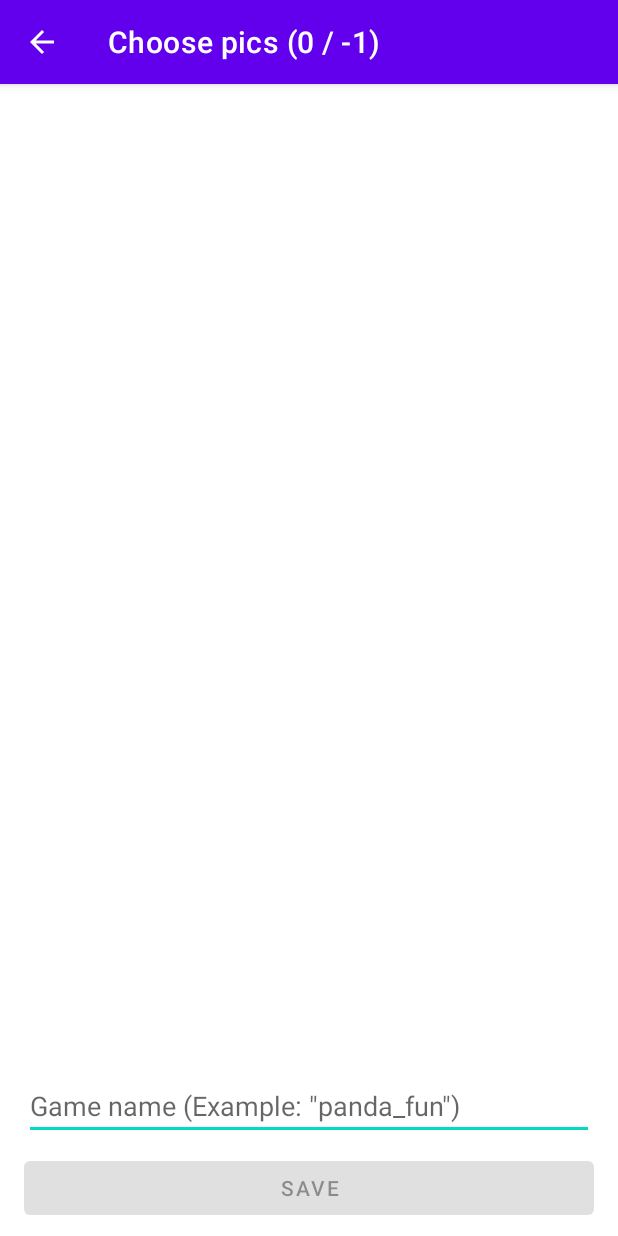
After one commit to jonathanpperry/kotlin-memory-game, an Android app: the CreateActivity screen opened directly, with no data from a screen before it, on a phone screen of 412 x 824 dp. The commit adds this screen. Run offline under Robolectric (Android 15) with nearby library versions, the phone set to English and light mode, and no system bars; 2 statements that could not run were skipped.

Commit message:
Finished part 8 (Use an intent to navigate to the CreateActivity)

```diff
--- a/app/src/main/AndroidManifest.xml
+++ b/app/src/main/AndroidManifest.xml
@@ -9,6 +9,7 @@
         android:roundIcon="@mipmap/ic_launcher_round"
         android:supportsRtl="true"
         android:theme="@style/Theme.MyMemory">
+        <activity android:name=".CreateActivity"></activity>
         <activity android:name=".MainActivity">
             <intent-filter>
                 <action android:name="android.intent.action.MAIN" />
--- /dev/null
+++ b/app/src/main/java/com/jonnyramen/mymemory/CreateActivity.kt
@@ -0,0 +1,31 @@
+package com.jonnyramen.mymemory
+
+import androidx.appcompat.app.AppCompatActivity
+import android.os.Bundle
+import android.view.MenuItem
+import com.jonnyramen.mymemory.models.BoardSize
+import com.jonnyramen.mymemory.utils.EXTRA_BOARD_SIZE
+
+class CreateActivity : AppCompatActivity() {
+
+    private lateinit var boardSize: BoardSize;
+    private var numImagesRequired = -1;
+
+    override fun onCreate(savedInstanceState: Bundle?) {
+        super.onCreate(savedInstanceState);
+        setContentView(R.layout.activity_create);
+
+        supportActionBar?.setDisplayHomeAsUpEnabled(true);
+        boardSize = intent.getSerializableExtra(EXTRA_BOARD_SIZE) as BoardSize;
+        numImagesRequired = boardSize.getNumPairs();
+        supportActionBar?.title = "Choose pics (0 / $numImagesRequired)";
+    }
+
+    override fun onOptionsItemSelected(item: MenuItem): Boolean {
+        if (item.itemId == android.R.id.home) {
+            finish();
+            return true;
+        }
+        return super.onOptionsItemSelected(item)
+    }
+}
--- a/app/src/main/java/com/jonnyramen/mymemory/utils/Constants.kt
+++ b/app/src/main/java/com/jonnyramen/mymemory/utils/Constants.kt
@@ -2,6 +2,7 @@ package com.jonnyramen.mymemory.utils
 
 import com.jonnyramen.mymemory.R
 
+const val EXTRA_BOARD_SIZE = "EXTRA_BOARD_SIZE"
 val DEFAULT_ICONS = listOf(
     R.drawable.ic_breakfast,
     R.drawable.ic_face,
--- /dev/null
+++ b/app/src/main/res/layout/activity_create.xml
@@ -0,0 +1,39 @@
+<?xml version="1.0" encoding="utf-8"?>
+<androidx.constraintlayout.widget.ConstraintLayout xmlns:android="http://schemas.android.com/apk/res/android"
+    xmlns:app="http://schemas.android.com/apk/res-auto"
+    xmlns:tools="http://schemas.android.com/tools"
+    android:layout_width="match_parent"
+    android:layout_height="match_parent"
+    tools:context=".CreateActivity">
+
+    <Button
+        android:id="@+id/btnSave"
+        android:layout_width="0dp"
+        android:layout_height="wrap_content"
+        android:layout_marginStart="16dp"
+        android:layout_marginEnd="16dp"
+        android:layout_marginBottom="8dp"
+        android:enabled="false"
+        android:text="Save"
+        app:layout_constraintBottom_toBottomOf="parent"
+        app:layout_constraintEnd_toEndOf="parent"
+        app:layout_constraintStart_toStartOf="parent" />
+
+    <EditText
+        android:id="@+id/etGameName"
+        android:layout_width="0dp"
+        android:layout_height="wrap_content"
+        android:layout_marginStart="16dp"
+        android:layout_marginEnd="16dp"
+        android:layout_marginBottom="8dp"
+        android:digits="1234567890abcdefghijklmnopqrstuvwxyz_-"
+        android:ems="10"
+        android:hint='Game name (Example: "panda_fun")'
+        android:imeOptions="actionDone"
+        android:importantForAutofill="no"
+        android:maxLines="1"
+        android:inputType="text"
+        app:layout_constraintBottom_toTopOf="@+id/btnSave"
+        app:layout_constraintEnd_toEndOf="parent"
+        app:layout_constraintStart_toStartOf="parent" />
+</androidx.constraintlayout.widget.ConstraintLayout>
--- a/app/src/main/res/menu/menu_main.xml
+++ b/app/src/main/res/menu/menu_main.xml
@@ -11,4 +11,8 @@
         android:id="@+id/mi_new_size"
         android:title="Choose New Size"
         app:showAsAction="never" />
+    <item
+        android:id="@+id/mi_custom"
+        android:title="Create custom game"
+        app:showAsAction="never" />
 </menu>
```
Also changed, not shown: app/src/main/java/com/jonnyramen/mymemory/MainActivity.kt (+26 -0 lines).
